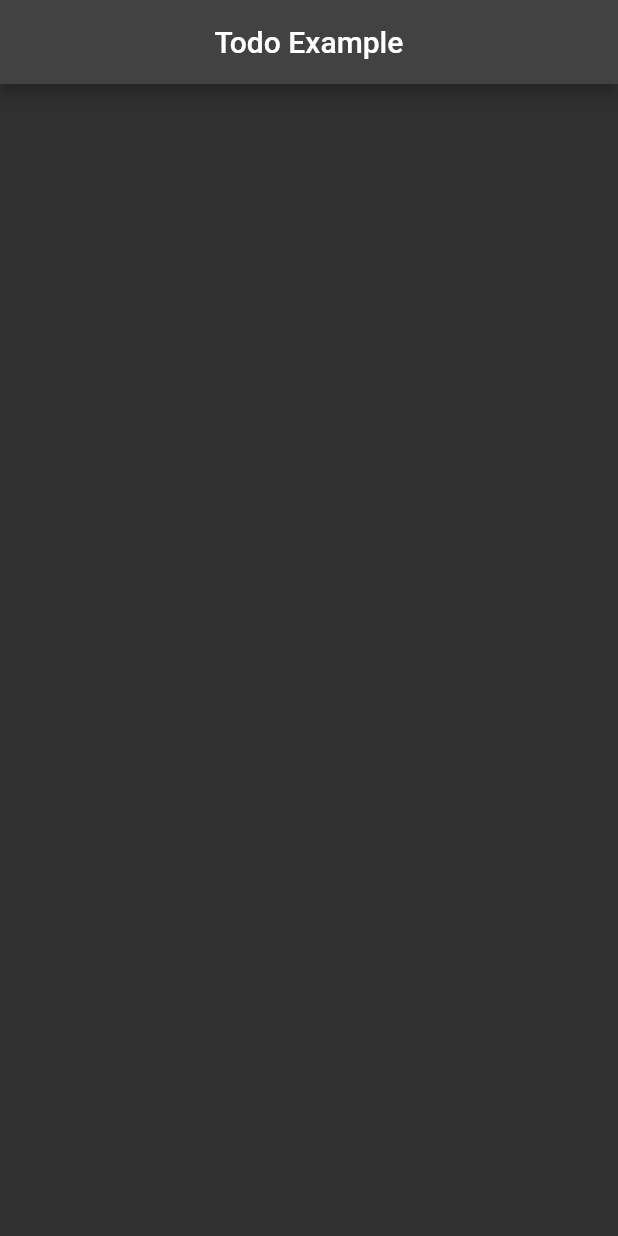
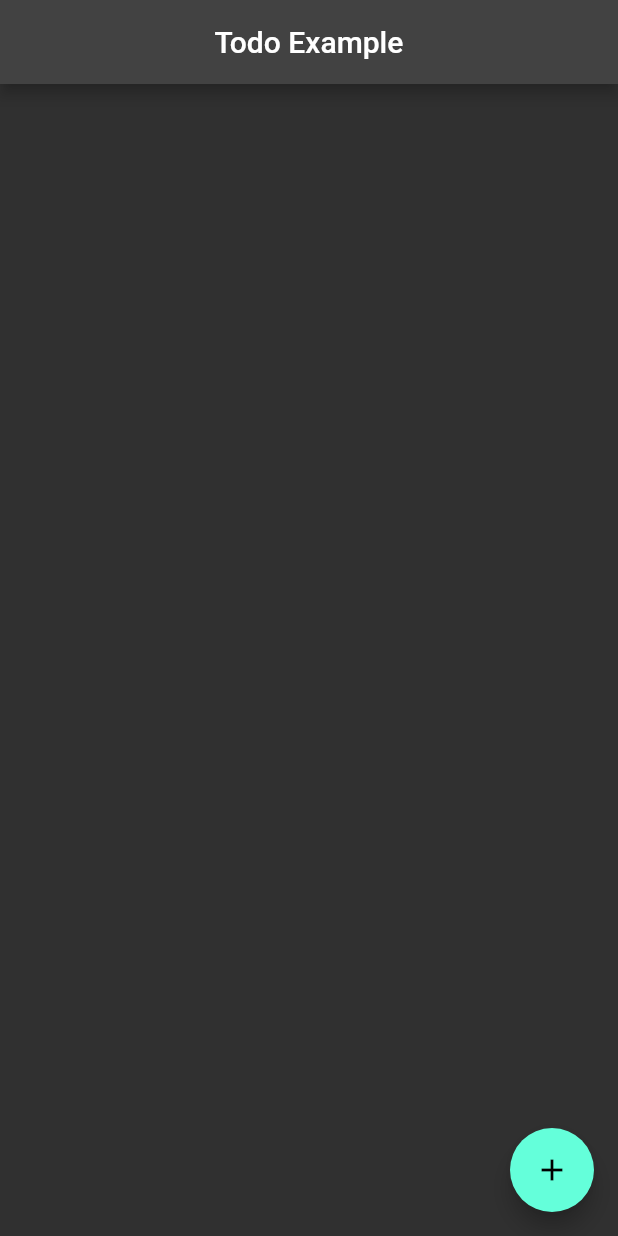
Before and after one commit to hasaneke/BloC-Examples, a Flutter app: the screen it shows after launch, on a phone screen of 412 x 824 dp. Run offline on Flutter 3.47's test engine with Material 2 defaults, Android fonts, the phone set to English and light mode, and no system bars; our stand-ins replace bloc, flutter_bloc.

Commit message:
Todo Example is finished

```diff
--- a/bloc_examples/lib/examples/todo/bloc/todo_event.dart
+++ b/bloc_examples/lib/examples/todo/bloc/todo_event.dart
@@ -2,3 +2,28 @@ part of 'todo_bloc.dart';
 
 @immutable
 abstract class TodoEvent {}
+
+class AddTodoEvent extends TodoEvent {
+  final String content;
+  AddTodoEvent({
+    required this.content,
+  });
+}
+
+class RemoveTodoEvent extends TodoEvent {
+  final String id;
+  RemoveTodoEvent({
+    required this.id,
+  });
+}
+
+class CompleteTodoEvent extends TodoEvent {
+  final String id;
+  CompleteTodoEvent({required this.id});
+}
+
+class EditTodoEvent extends TodoEvent {
+  final String id;
+  final String newContent;
+  EditTodoEvent({required this.id, required this.newContent});
+}
--- a/bloc_examples/lib/examples/todo/bloc/todo_state.dart
+++ b/bloc_examples/lib/examples/todo/bloc/todo_state.dart
@@ -1,6 +1,22 @@
 part of 'todo_bloc.dart';
 
-@immutable
-abstract class TodoState {}
+class TodoState {
+  final List<Todo> todos;
+  final TodoEventStatus todoEvent;
+  TodoState({
+    required this.todos,
+    required this.todoEvent,
+  });
 
-class TodoInitial extends TodoState {}
+  TodoState copyWith({
+    List<Todo>? todos,
+    TodoEventStatus? todoEvent,
+  }) {
+    return TodoState(
+      todos: todos ?? this.todos,
+      todoEvent: todoEvent ?? this.todoEvent,
+    );
+  }
+}
+
+enum TodoEventStatus { none, newTodo, todoDeleted, todoCompleted, editTodo }
--- /dev/null
+++ b/bloc_examples/lib/examples/todo/components/add_todo_button.dart
@@ -0,0 +1,46 @@
+import 'package:bloc_examples/examples/todo/bloc/todo_bloc.dart';
+import 'package:flutter/material.dart';
+import 'package:flutter_bloc/flutter_bloc.dart';
+
+class AddTodoFloatingButton extends StatefulWidget {
+  const AddTodoFloatingButton({
+    Key? key,
+  }) : super(key: key);
+
+  @override
+  State<AddTodoFloatingButton> createState() => _AddTodoFloatingButtonState();
+}
+
+class _AddTodoFloatingButtonState extends State<AddTodoFloatingButton> {
+  final titleController = TextEditingController();
+  @override
+  void dispose() {
+    titleController.dispose();
+    super.dispose();
+  }
+
+  @override
+  Widget build(BuildContext context) {
+    return FloatingActionButton(
+      onPressed: () {
+        showModalBottomSheet(
+            context: context,
+            builder: (_) => Column(
+                  mainAxisSize: MainAxisSize.min,
+                  children: [
+                    TextField(
+                      controller: titleController,
+                      decoration: const InputDecoration(hintText: 'What to do?'),
+                    ),
+                    ElevatedButton(
+                        onPressed: () {
+                          context.read<TodoBloc>().add(AddTodoEvent(content: titleController.text));
+                        },
+                        child: const Text('Add'))
+                  ],
+                ));
+      },
+      child: const Icon(Icons.add),
+    );
+  }
+}
--- /dev/null
+++ b/bloc_examples/lib/examples/todo/data/models/todo.dart
@@ -0,0 +1,22 @@
+class Todo {
+  final String id;
+  final String content;
+  final bool? isDone;
+  Todo({
+    required this.id,
+    required this.content,
+    this.isDone,
+  });
+
+  Todo copyWith({
+    String? id,
+    String? content,
+    bool? isDone,
+  }) {
+    return Todo(
+      id: id ?? this.id,
+      content: content ?? this.content,
+      isDone: isDone ?? this.isDone,
+    );
+  }
+}
--- a/bloc_examples/lib/examples/todo/view/todo_view.dart
+++ b/bloc_examples/lib/examples/todo/view/todo_view.dart
@@ -1,14 +1,59 @@
+import 'package:bloc_examples/examples/todo/bloc/todo_bloc.dart';
+import 'package:bloc_examples/examples/todo/components/add_todo_button.dart';
+import 'package:bloc_examples/examples/todo/components/todo_item.dart';
 import 'package:flutter/material.dart';
+import 'package:flutter_bloc/flutter_bloc.dart';
 
-class TodoView extends StatelessWidget {
+class TodoView extends StatefulWidget {
   const TodoView({Key? key}) : super(key: key);
 
   @override
+  State<TodoView> createState() => _TodoViewState();
+}
+
+class _TodoViewState extends State<TodoView> {
+  @override
   Widget build(BuildContext context) {
-    return Scaffold(
-      appBar: AppBar(
-        title: const Text('Todo Example'),
+    return BlocProvider(
+      create: (context) => TodoBloc(),
+      child: Scaffold(
+        appBar: AppBar(
+          title: const Text('Todo Example'),
+        ),
+        floatingActionButton: const AddTodoFloatingButton(),
+        body: const _TodoBody(),
       ),
     );
   }
 }
+
+class _TodoBody extends StatelessWidget {
+  const _TodoBody({
+    Key? key,
+  }) : super(key: key);
+
+  @override
+  Widget build(BuildContext context) {
+    return BlocBuilder<TodoBloc, TodoState>(
+      builder: (context, state) {
+        final completedTodos = state.todos.where((todo) => todo.isDone == true).toList();
+        final unCompletedTodos = state.todos.where((todo) => todo.isDone == false).toList();
+        return Column(
+          children: [
+            Expanded(
+              child: ListView.builder(
+                  itemCount: unCompletedTodos.length,
+                  itemBuilder: (context, i) => TodoItem(
+                        todo: state.todos[i],
+                      )),
+            ),
+            Text(completedTodos.isEmpty ? '' : 'Completed Todos'),
+            Expanded(
+                child: ListView.builder(
+                    itemCount: completedTodos.length, itemBuilder: (context, i) => TodoItem(todo: completedTodos[i])))
+          ],
+        );
+      },
+    );
+  }
+}
```
Also changed, not shown: bloc_examples/lib/examples/todo/bloc/todo_bloc.dart (+52 -3 lines), bloc_examples/lib/examples/todo/components/edit_todo_bottom_sheet.dart (added, +49 -0 lines), bloc_examples/lib/examples/todo/components/todo_item.dart (added, +53 -0 lines).
